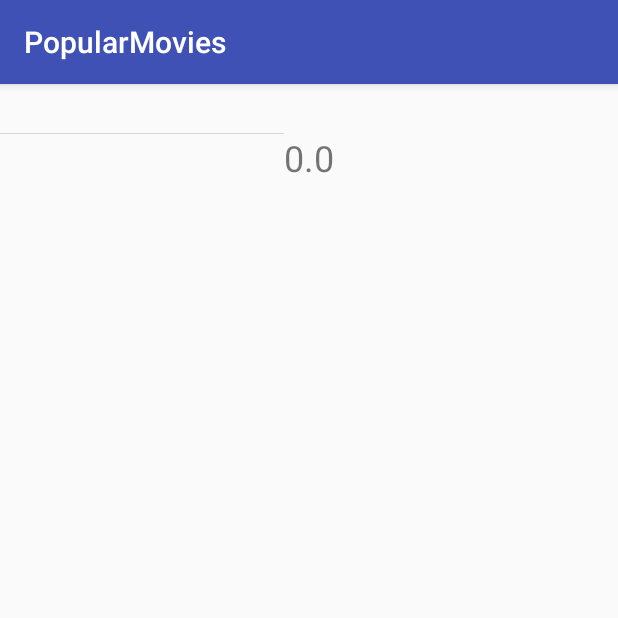
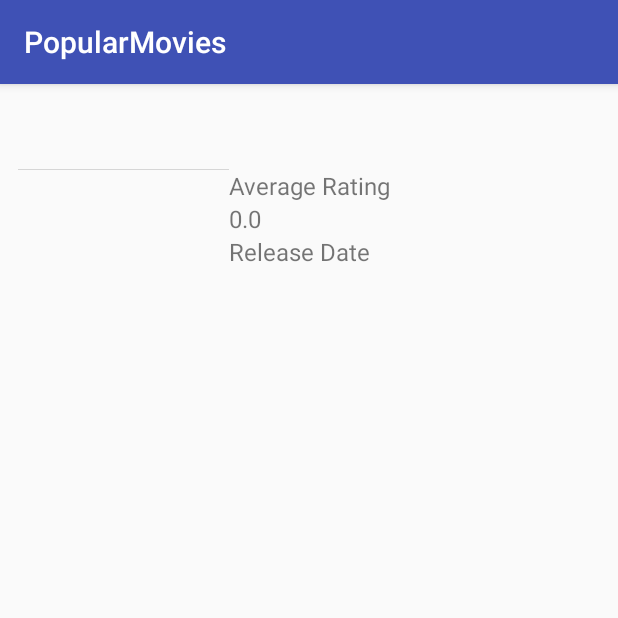
Before and after one commit to parthkothari/PopularMovies, an Android app: the DetailActivity screen opened directly, with no data from a screen before it, on a phone screen of 412 x 824 dp, the top half of it. Run offline under Robolectric (Android 15) with nearby library versions, the phone set to English and light mode, and no system bars; our stand-ins replace Picasso; pictures from the network do not load; 6 statements that could not run were skipped.

Commit message:
style: Removingcolors and adding few adjustments to detail activity

```diff
--- a/app/src/main/res/layout/activity_detail.xml
+++ b/app/src/main/res/layout/activity_detail.xml
@@ -8,6 +8,7 @@
         android:layout_width="match_parent"
         android:layout_height="match_parent"
         android:orientation="vertical"
+        android:padding="12dp"
         tools:context=".DetailActivity">
 
         <TextView
@@ -21,12 +22,15 @@
             android:layout_width="match_parent"
             android:layout_height="wrap_content"
             android:layout_alignBottom="@id/tv_detail_title"
+            android:layout_marginBottom="12dp"
+            android:layout_marginTop="12dp"
             android:orientation="horizontal">
 
             <ImageView
                 android:id="@+id/iv_detail_movie_poster"
                 android:layout_width="wrap_content"
                 android:layout_height="wrap_content"
+                android:layout_gravity="left"
                 android:layout_weight="1" />
 
             <LinearLayout
@@ -36,16 +40,31 @@
                 android:orientation="vertical">
 
                 <TextView
+                    android:layout_width="wrap_content"
+                    android:layout_height="wrap_content"
+                    android:text="Average Rating"
+                    android:textSize="16sp" />
+
+                <TextView
                     android:id="@+id/tv_detail_average_vote"
                     android:layout_width="wrap_content"
                     android:layout_height="wrap_content"
-                    android:textSize="24sp" />
+                    android:gravity="right"
+                    android:textAlignment="gravity"
+                    android:textSize="16sp" />
+
+                <TextView
+                    android:layout_width="wrap_content"
+                    android:layout_height="wrap_content"
+                    android:gravity="left"
+                    android:text="Release Date"
+                    android:textSize="16sp" />
 
                 <TextView
                     android:id="@+id/tv_detail_release_date"
                     android:layout_width="wrap_content"
                     android:layout_height="wrap_content"
-                    android:textSize="24sp" />
+                    android:textSize="16sp" />
             </LinearLayout>
         </LinearLayout>
 
@@ -53,7 +72,7 @@
             android:id="@+id/tv_detail_overview"
             android:layout_width="match_parent"
             android:layout_height="wrap_content"
-            android:textSize="24sp" />
+            android:textSize="16sp" />
 
 
     </LinearLayout>
```
